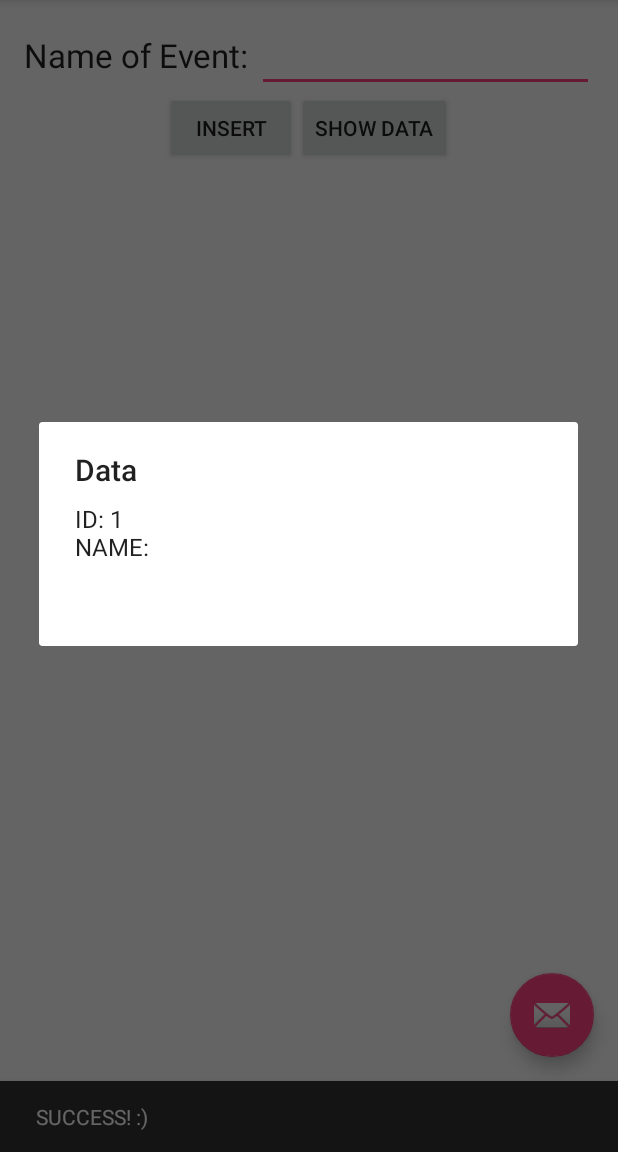
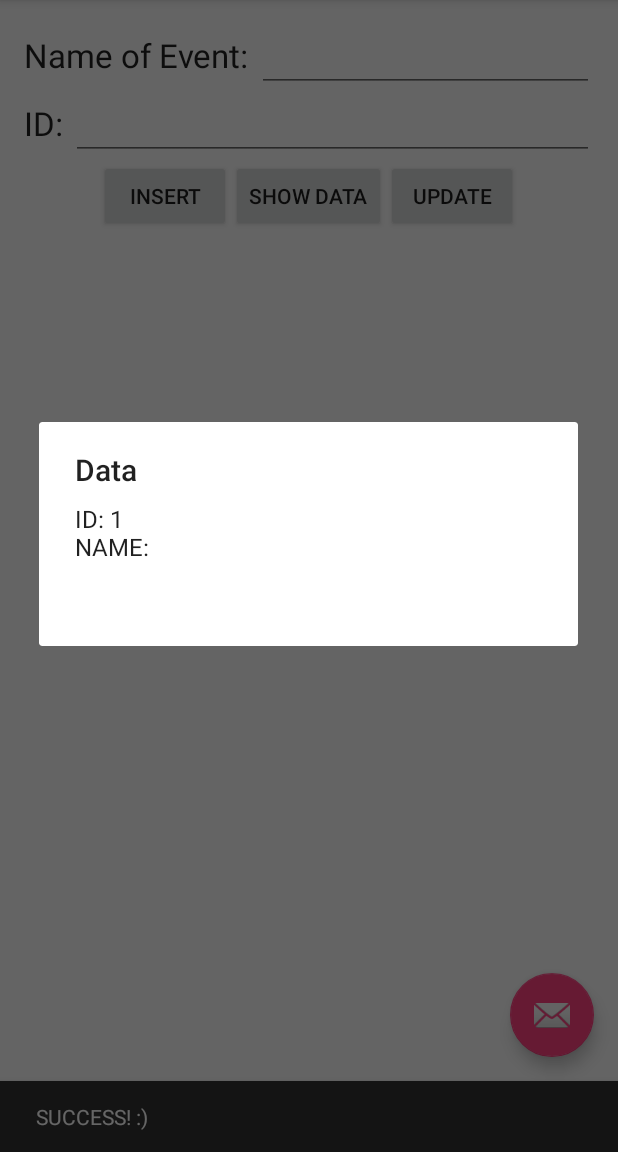
Before and after one commit to sdillon1/MyPlannerPal, an Android app: the screen it shows after launch (HomeScreen), after a tap on "SHOW DATA", on a phone screen of 412 x 824 dp, the part 84-1236 px from its top. Run offline under Robolectric (Android 15) with nearby library versions, the phone set to English and light mode, and no system bars; 1 other tap on this screen came first.

Commit message:
Update things in database

```diff
--- a/app/src/main/java/sean21eric/myplannerpal/DatabaseHelper.java
+++ b/app/src/main/java/sean21eric/myplannerpal/DatabaseHelper.java
@@ -74,4 +74,26 @@ public class DatabaseHelper extends SQLiteOpenHelper {
         Cursor c = db.rawQuery("SELECT * FROM " + TABLE_1_NAME, null);
         return c;
     }
+
+    public boolean updateEvent(String id, String name){
+
+        SQLiteDatabase db = this.getWritableDatabase();
+        ContentValues contentValues = new ContentValues();
+
+        contentValues.put(TABLE_1_COL_1_NAME, id);
+        contentValues.put(TABLE_1_COL_2_NAME, name);
+
+        int rowsUpdated = db.update(TABLE_1_NAME, contentValues, "ID = ?", new String[] {id});
+
+        if(rowsUpdated == 0){
+            //no rows were updated in the database
+            return false;
+        }else{
+            //update query was successful
+            return true;
+        }
+
+
+
+    }
 }
--- a/app/src/main/java/sean21eric/myplannerpal/HomeScreen.java
+++ b/app/src/main/java/sean21eric/myplannerpal/HomeScreen.java
@@ -21,7 +21,9 @@ public class HomeScreen extends AppCompatActivity {
     DatabaseHelper myHelper;
     Button btnInsert;
     Button btnShowData;
+    Button btnUpdate;
     EditText nameEditText;
+    EditText idEditText;
     LinearLayout linearLayout1;
 
     @Override
@@ -36,7 +38,10 @@ public class HomeScreen extends AppCompatActivity {
         //get the button and edit text
         btnInsert = (Button)findViewById(R.id.BTNInsert);
         btnShowData = (Button)findViewById(R.id.BTNShowData);
-        nameEditText = (EditText)findViewById(R.id.EditText1);
+        btnUpdate = (Button)findViewById(R.id.BTNUpdate);
+        nameEditText = (EditText)findViewById(R.id.EDITTEXT_NAME);
+        idEditText = (EditText)findViewById(R.id.EditText_ID);
+
         linearLayout1 = (LinearLayout)findViewById(R.id.LinearLayout1);
 
         addOnclickListeners();
@@ -69,6 +74,7 @@ public class HomeScreen extends AppCompatActivity {
                 }
 
                 nameEditText.setText("");
+                deselectEdittext();
             }
         });
 
@@ -94,6 +100,23 @@ public class HomeScreen extends AppCompatActivity {
 
                 //show the data in an alert dialog
                 showAlertDialog("Data", stringBuffer.toString());
+                deselectEdittext();
+            }
+        });
+
+        btnUpdate.setOnClickListener(new View.OnClickListener() {
+            @Override
+            public void onClick(View v) {
+
+                boolean isUpdated = myHelper.updateEvent(idEditText.getText().toString(),nameEditText.getText().toString());
+
+                if(isUpdated == true){
+                    Snackbar.make(linearLayout1, "UPDATE SUCCESS! :)", Snackbar.LENGTH_LONG).setAction("Action", null).show();
+                }else{
+                    Snackbar.make(linearLayout1, "UPDATE FAILURE! :(", Snackbar.LENGTH_LONG).setAction("Action", null).show();
+                }
+
+                deselectEdittext();
             }
         });
 
@@ -105,6 +128,18 @@ public class HomeScreen extends AppCompatActivity {
         builder.setTitle(title);
         builder.setMessage(message);
         builder.show();
+    }
+
+    public void deselectEdittext(){
+        //unselect all the edit texts after button click to get rid of blinking curser
+        /*
+        nameEditText.setSelected(false);
+        nameEditText.setFocusable(false);
+        nameEditText.setFocusable(true);
+        idEditText.setSelected(false);
+        idEditText.setFocusable(false);
+        idEditText.setFocusable(true);
+        */
     }
 
 
--- a/app/src/main/res/layout/content_home_screen.xml
+++ b/app/src/main/res/layout/content_home_screen.xml
@@ -14,7 +14,8 @@
     tools:showIn="@layout/activity_home_screen"
     android:orientation="vertical"
     android:gravity="center_horizontal"
-    android:id="@+id/LinearLayout1">
+    android:id="@+id/LinearLayout1"
+    android:focusableInTouchMode="true">
 
 
     <LinearLayout
@@ -33,7 +34,26 @@
         <EditText
             android:layout_width="wrap_content"
             android:layout_height="wrap_content"
-            android:id="@+id/EditText1"
+            android:id="@+id/EDITTEXT_NAME"
+            android:layout_weight="1"/>
+    </LinearLayout>
+
+    <LinearLayout
+        android:orientation="horizontal"
+        android:layout_width="match_parent"
+        android:layout_height="wrap_content">
+
+        <TextView
+            android:layout_width="wrap_content"
+            android:layout_height="wrap_content"
+            android:textAppearance="?android:attr/textAppearanceLarge"
+            android:text="ID: "
+            android:id="@+id/textView"/>
+
+        <EditText
+            android:layout_width="wrap_content"
+            android:layout_height="wrap_content"
+            android:id="@+id/EditText_ID"
             android:layout_weight="1"/>
     </LinearLayout>
 
@@ -54,6 +74,13 @@
             android:layout_height="wrap_content"
             android:text="Show Data"
             android:id="@+id/BTNShowData"/>
+
+        <Button
+            android:layout_width="wrap_content"
+            android:layout_height="wrap_content"
+            android:text="Update"
+            android:id="@+id/BTNUpdate"/>
+
     </LinearLayout>
 
 </LinearLayout>
```
